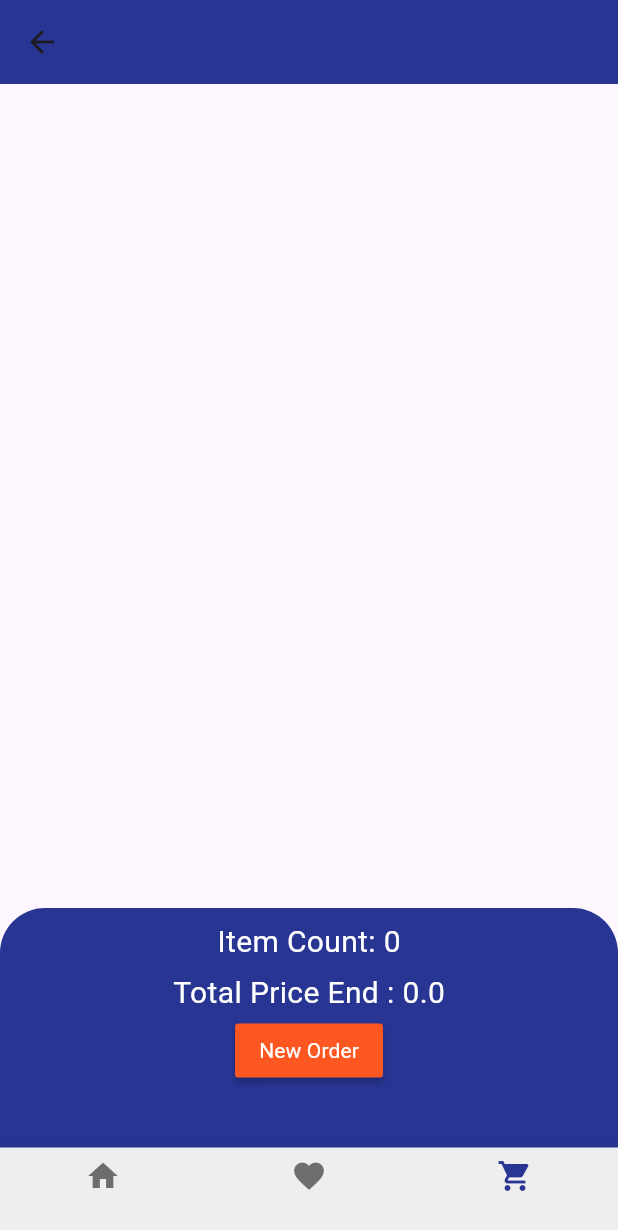
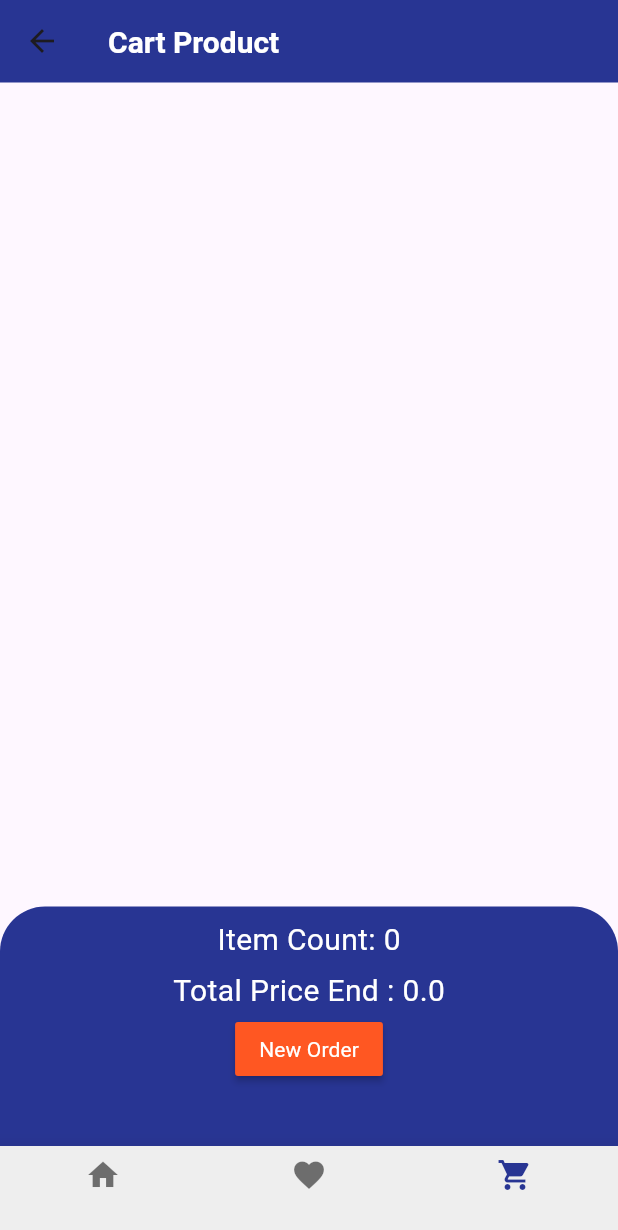
Before and after one commit to Jumask2020/Products_app, a Flutter app: the screen it shows after launch, item 3 of the bottom bar chosen, on a phone screen of 412 x 824 dp. Shown: the top 1230 px of the screen. Run offline on Flutter 3.47's test engine with Material 3 defaults, Android fonts, the phone set to English and light mode, and no system bars; our stand-ins replace toast; accounts and stored records are empty; network calls fail.

Commit message:
fixed qty and totalPrice in the cart

```diff
--- a/lib/main.dart
+++ b/lib/main.dart
@@ -16,6 +16,7 @@ class MyApp extends StatelessWidget {
       title: 'Flutter Demo',
       theme: ThemeData(
         appBarTheme: AppBarTheme(
+            toolbarHeight: 55,
             backgroundColor: Colors.indigo[800],
             titleTextStyle: const TextStyle(
                 color: Colors.white,
--- a/lib/model/prodct.dart
+++ b/lib/model/prodct.dart
@@ -1,9 +1,10 @@
 class Product {
   late String name, description;
   late int id;
-  late int price;
+  late var price;
   late List<String> images;
   bool isFav = false;
+  int _qty = 1;
 
   Product({
     required this.id,
@@ -13,6 +14,15 @@ class Product {
     required this.price,
   });
 
+  set qty(int qty) {
+    if (qty < 1) {
+      _qty = 1;
+    }
+    _qty = qty;
+  }
+
+  int get qty => _qty;
+
   Product.fromMap(Map<String, dynamic> map) {
     id = map['id'];
     name = map['title'];
--- a/lib/utils/app_route.dart
+++ b/lib/utils/app_route.dart
@@ -1,5 +1,5 @@
 import 'package:flutter/material.dart';
-import 'package:product_app/model/prodct.dart';
+
 import 'package:product_app/view/auth/sign_up_screen.dart';
 import 'package:product_app/view/favorite_screen.dart';
 import 'package:product_app/view/home.dart';
--- a/lib/view/favorite_screen.dart
+++ b/lib/view/favorite_screen.dart
@@ -1,5 +1,5 @@
 import 'package:flutter/material.dart';
-import 'package:product_app/model/prodct.dart';
+
 import 'package:product_app/viewmodel/product_vm.dart';
 import 'package:product_app/widget/my_card_product.dart';
 
--- a/lib/view/home.dart
+++ b/lib/view/home.dart
@@ -2,8 +2,6 @@ import 'package:flutter/material.dart';
 import 'package:product_app/view/favorite_screen.dart';
 import 'package:product_app/view/product_cart.dart';
 import 'package:product_app/view/product_view.dart';
-
-import '../viewmodel/product_vm.dart';
 
 class Home extends StatefulWidget {
   const Home({super.key});
@@ -35,7 +33,9 @@ class _HomeState extends State<Home> {
       //   onPressed: () {},
       // ),
       // floatingActionButtonLocation: FloatingActionButtonLocation.centerDocked,
-      bottomNavigationBar: BottomNavigationBar(
+      bottomNavigationBar: SizedBox(
+        height: 60,
+        child: BottomNavigationBar(
             elevation: 12,
             // showSelectedLabels: false,
             // showUnselectedLabels: false,
@@ -50,8 +50,10 @@ class _HomeState extends State<Home> {
             items: const [
               BottomNavigationBarItem(icon: Icon(Icons.home), label: ''),
               BottomNavigationBarItem(icon: Icon(Icons.favorite), label: ''),
-            BottomNavigationBarItem(icon: Icon(Icons.shopping_cart), label: ''),
+              BottomNavigationBarItem(
+                  icon: Icon(Icons.shopping_cart), label: ''),
             ]),
+      ),
       body: screens.elementAt(index),
     );
   }
--- a/lib/view/product_cart.dart
+++ b/lib/view/product_cart.dart
@@ -1,4 +1,5 @@
 import 'package:flutter/material.dart';
+import 'package:product_app/model/prodct.dart';
 import 'package:product_app/viewmodel/cart_vm.dart';
 import 'package:product_app/viewmodel/product_vm.dart';
 
@@ -11,12 +12,20 @@ class ProductCart extends StatefulWidget {
 
 class _ProductCartState extends State<ProductCart> {
   CartVm cartVm = CartVm();
+  // int i = 1;
+  late List<Product> item;
+  @override
+  void initState() {
+    item = ProductVm.cart;
+    super.initState();
+  }
 
-  // List<Map<Product, int>> cart;
   @override
   Widget build(BuildContext context) {
     return Scaffold(
-      appBar: AppBar(),
+      appBar: AppBar(
+        title: const Text('Cart Product'),
+      ),
       body: SizedBox(
         // height: MediaQuery.of(context).size.height - 190,
         height: MediaQuery.of(context).size.height - 80,
@@ -32,17 +41,15 @@ class _ProductCartState extends State<ProductCart> {
                     return const Divider();
                   },
                   itemBuilder: (context, index) {
-                    var item = ProductVm.cart;
                     return ListTile(
-                      leading: Image.network(item[index].keys.first.images[0]),
+                      leading: Image.network(item[index].images[0]),
                       title: Text(
-                        item[index].keys.first.name,
+                        item[index].name,
                         maxLines: 2,
                       ),
                       subtitle: Row(
                         children: [
-                          Text(
-                              'Qualty : ${item[index].values.first.toString()}'),
+                          Text('Qualty : ${item[index].qty}'),
                           Container(
                             margin: const EdgeInsets.only(left: 12, right: 6),
                             child: Row(
@@ -50,9 +57,9 @@ class _ProductCartState extends State<ProductCart> {
                               children: [
                                 InkWell(
                                   onTap: () {
-                                    setState(() {
-                                      cartVm.addQty(item[index].values.first);
-                                    });
+                                    item[index].qty++;
+
+                                    setState(() {});
                                   },
                                   child: const CircleAvatar(
                                     backgroundColor: Colors.red,
@@ -69,7 +76,9 @@ class _ProductCartState extends State<ProductCart> {
                                 InkWell(
                                   onTap: () {
                                     setState(() {
-                                      cartVm.addQty(item[index].values.first);
+                                      if (item[index].qty > 1) {
+                                        item[index].qty--;
+                                      }
                                     });
                                   },
                                   child: const CircleAvatar(
@@ -86,7 +95,10 @@ class _ProductCartState extends State<ProductCart> {
                           )
                         ],
                       ),
-                      trailing: Text('\$ ${item[index].keys.first.price}'),
+                      trailing: Text(
+                        '\$ ${cartVm.totalProductPrice(item[index].price, item[index].qty)}',
+                        style: const TextStyle(fontSize: 14),
+                      ),
                     );
                   },
                 ),
--- a/lib/view/product_datelis.dart
+++ b/lib/view/product_datelis.dart
@@ -1,6 +1,7 @@
 import 'package:flutter/material.dart';
 import 'package:product_app/model/prodct.dart';
 import 'package:product_app/viewmodel/product_vm.dart';
+import 'package:toast/toast.dart';
 
 class ProductDatelis extends StatefulWidget {
   const ProductDatelis({super.key});
@@ -10,10 +11,9 @@ class ProductDatelis extends StatefulWidget {
 }
 
 class _ProductDatelisState extends State<ProductDatelis> {
-
-
   @override
   Widget build(BuildContext context) {
+    ToastContext().init(context);
     Product p = ModalRoute.of(context)!.settings.arguments as Product;
     return Scaffold(
       appBar: AppBar(
@@ -22,7 +22,6 @@ class _ProductDatelisState extends State<ProductDatelis> {
               Navigator.of(context).pop(ProductVm.cart.length);
             },
             child: const Icon(Icons.arrow_back)),
-
         actions: [
           Container(
             margin: const EdgeInsets.only(right: 20),
@@ -41,6 +40,13 @@ class _ProductDatelisState extends State<ProductDatelis> {
       ),
       floatingActionButton: FloatingActionButton(
         onPressed: () {
+          if (ProductVm.cart.contains(p)) {
+            Toast.show('Added ${p.qty++} Quailty from this Product to The Cart',
+                duration: 2);
+          } else {
+            p.qty = 1;
+            Toast.show('Added Product to The Cart', duration: 2);
+          }
           ProductVm.addCart(p: p);
 
           setState(() {});
--- a/lib/viewmodel/cart_vm.dart
+++ b/lib/viewmodel/cart_vm.dart
@@ -1,15 +1,18 @@
 import 'package:product_app/model/prodct.dart';
 
 class CartVm {
-  double totalCartPrice(List<Map<Product, int>> cart) {
+
+  double totalProductPrice(int price, int qty) {
+    return price * qty.toDouble();
+  }
+
+  double totalCartPrice(List<Product> cart) {
     double totalPrice = 0.0;
-    for (var c in cart) {
-      double total = 0.0;
-      c.forEach((k, v) {
-        total = (k.price * v).toDouble();
-      });
-      totalPrice = totalPrice + total;
+    for (int i = 0; i < cart.length; i++) {
+      double total = cart[i].price * cart[i].qty.toDouble();
+      totalPrice += total;
     }
+
     return totalPrice;
   }
 
--- a/lib/viewmodel/product_vm.dart
+++ b/lib/viewmodel/product_vm.dart
@@ -3,7 +3,8 @@ import 'package:product_app/model/catagry.dart';
 import 'package:product_app/model/prodct.dart';
 
 class ProductVm {
-  static List<Map<Product, int>> cart = [];
+  // static List<Map<Product, int>> cart = [];
+  static List<Product> cart = [];
   static List<Product> favorite = [];
 
   ProductDb db = ProductDb();
@@ -15,8 +16,12 @@ class ProductVm {
     return db.fetchCatagry().map((e) => Catagry.fromMap(e)).toList();
   }
 
-  static List<Map<Product, int>> addCart({required Product p, int qty = 1}) {
-    cart.add({p: qty});
+  static List<Product> addCart({required Product p}) {
+    if (cart.contains(p)) {
+      p.qty++;
+    } else {
+      cart.add(p);
+    }
     return cart;
   }
 
--- a/lib/viewmodel/user_vm.dart
+++ b/lib/viewmodel/user_vm.dart
@@ -1,4 +1,3 @@
-import 'package:flutter/material.dart';
 import 'package:product_app/model/user.dart';
 
 class UserVm {
```
Also changed, not shown: lib/view/product_view.dart (+7 -2 lines), lib/widget/my_card_product.dart (+6 -1 lines). Lines whose indentation alone changed are shown as unchanged.
